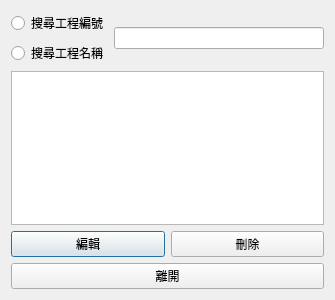
foxking0416/HuachunDailyReport2024, file Python/qtSelectEditProjectDialog.ui: the form before one commit.
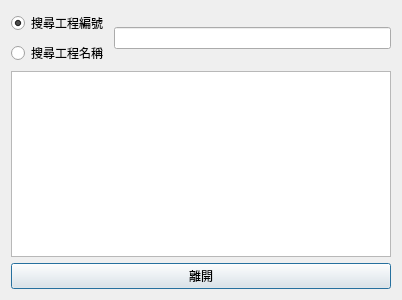
The form after the commit.

Commit message: 編輯既有工程的Dialog

Diff of the .ui file:
```diff
--- a/Python/qtSelectEditProjectDialog.ui
+++ b/Python/qtSelectEditProjectDialog.ui
@@ -6,7 +6,7 @@
    <rect>
     <x>0</x>
     <y>0</y>
-    <width>335</width>
+    <width>402</width>
     <height>300</height>
    </rect>
   </property>
@@ -23,6 +23,9 @@
          <property name="text">
           <string>搜尋工程編號</string>
          </property>
+         <property name="checked">
+          <bool>true</bool>
+         </property>
         </widget>
        </item>
        <item>
@@ -42,24 +45,6 @@
    <item>
     <widget class="QTableView" name="qtTableView"/>
    </item>
-   <item>
-    <layout class="QHBoxLayout" name="horizontalLayout_2">
-     <item>
-      <widget class="QPushButton" name="qtEditPushButton">
-       <property name="text">
-        <string>編輯</string>
-       </property>
-      </widget>
-     </item>
-     <item>
-      <widget class="QPushButton" name="qtDeletePushButton">
-       <property name="text">
-        <string>刪除</string>
-       </property>
-      </widget>
-     </item>
-    </layout>
-   </item>
    <item>
     <widget class="QPushButton" name="qtExitPushButton">
      <property name="text">
```
The commit also changes 2 other files.
